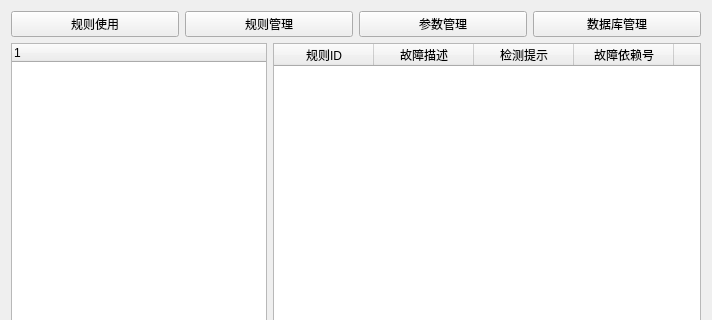
Qt form ruleform.ui (EGeeks/faultree) before a commit; both pictures show x 0 to 712 and y 0 to 320 of the 712 by 472 pixel window.
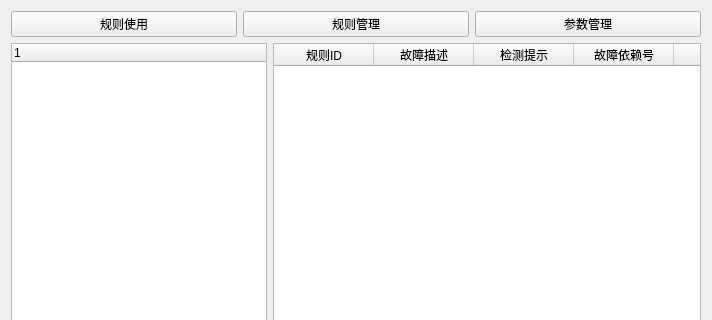
The same form after that commit.

```diff
--- a/ruleform.ui
+++ b/ruleform.ui
@@ -37,13 +37,6 @@
        </property>
       </widget>
      </item>
-     <item>
-      <widget class="QPushButton" name="pushButton_9">
-       <property name="text">
-        <string>数据库管理</string>
-       </property>
-      </widget>
-     </item>
     </layout>
    </item>
    <item>
```
